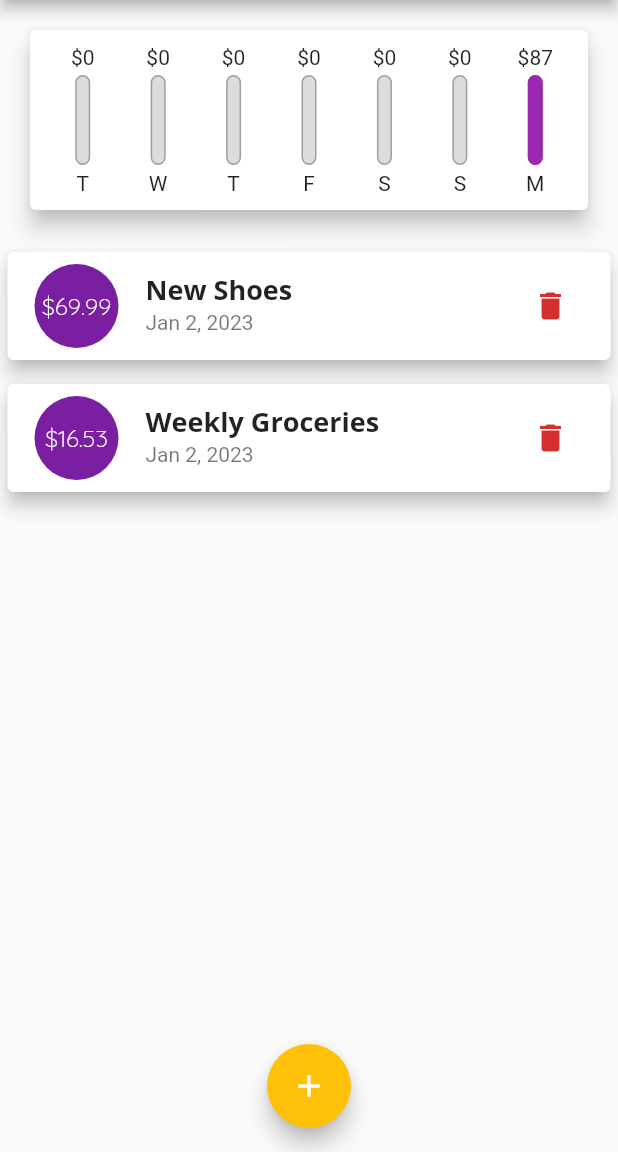
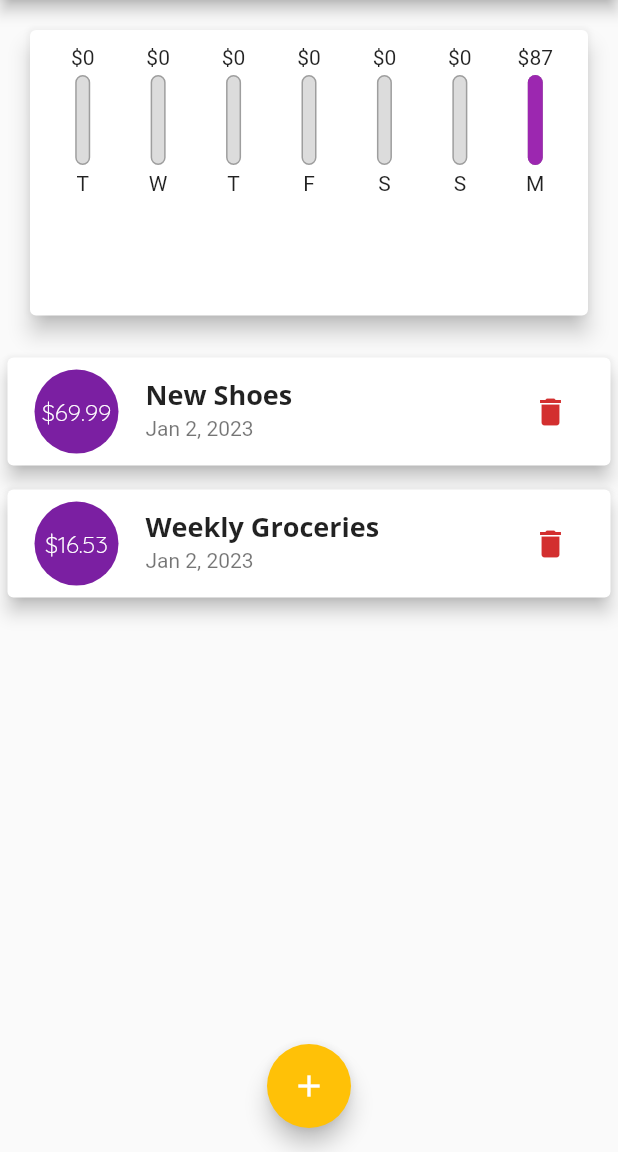
Before and after one commit to JoacoViera/flutter_expenses_app, a Flutter app: the screen it shows after launch, on a phone screen of 412 x 824 dp, the part 84-1236 px from its top. Run offline on Flutter 3.47's test engine with Material 2 defaults, Android fonts, the phone set to English and light mode, and no system bars.

Commit message:
fixes with dynamic size

```diff
--- a/lib/main.dart
+++ b/lib/main.dart
@@ -112,8 +112,7 @@ class _MyHomePageState extends State<MyHomePage> {
 
   @override
   Widget build(BuildContext context) {
-    return Scaffold(
-      appBar: AppBar(
+    final appBar = AppBar(
       title: const Text('Personal Expenses'),
       actions: <Widget>[
         IconButton(
@@ -121,14 +120,28 @@ class _MyHomePageState extends State<MyHomePage> {
           onPressed: () => _startAddNewTransaction(context),
         ),
       ],
-      ),
+    );
+    return Scaffold(
+      appBar: appBar,
       body: SingleChildScrollView(
         child: Column(
           // mainAxisAlignment: MainAxisAlignment.start,
           crossAxisAlignment: CrossAxisAlignment.stretch,
           children: <Widget>[
-            Chart(recentTransactions),
-            TransactionList(_userTransactions, _deleteTransaction),
+            Container(
+              height: (MediaQuery.of(context).size.height -
+                      appBar.preferredSize.height -
+                      MediaQuery.of(context).padding.top) *
+                  0.3,
+              child: Chart(recentTransactions),
+            ),
+            Container(
+              height: (MediaQuery.of(context).size.height -
+                      appBar.preferredSize.height -
+                      MediaQuery.of(context).padding.top) *
+                  0.7,
+              child: TransactionList(_userTransactions, _deleteTransaction),
+            )
           ],
         ),
       ),
--- a/lib/widgets/transaction_list.dart
+++ b/lib/widgets/transaction_list.dart
@@ -12,13 +12,15 @@ class TransactionList extends StatelessWidget {
   @override
   Widget build(BuildContext context) {
     return Container(
-      height: 300,
       child: transactions.isEmpty
           ? Column(
               children: [
-                const Text('No transactions added yet'),
+                const Text(
+                  'No transactions added yet',
+                  style: TextStyle(fontWeight: FontWeight.bold, fontSize: 16),
+                ),
                 const SizedBox(
-                  height: 10,
+                  height: 20,
                 ),
                 SizedBox(
                   height: 200,
```
Lines whose indentation alone changed are shown as unchanged.
